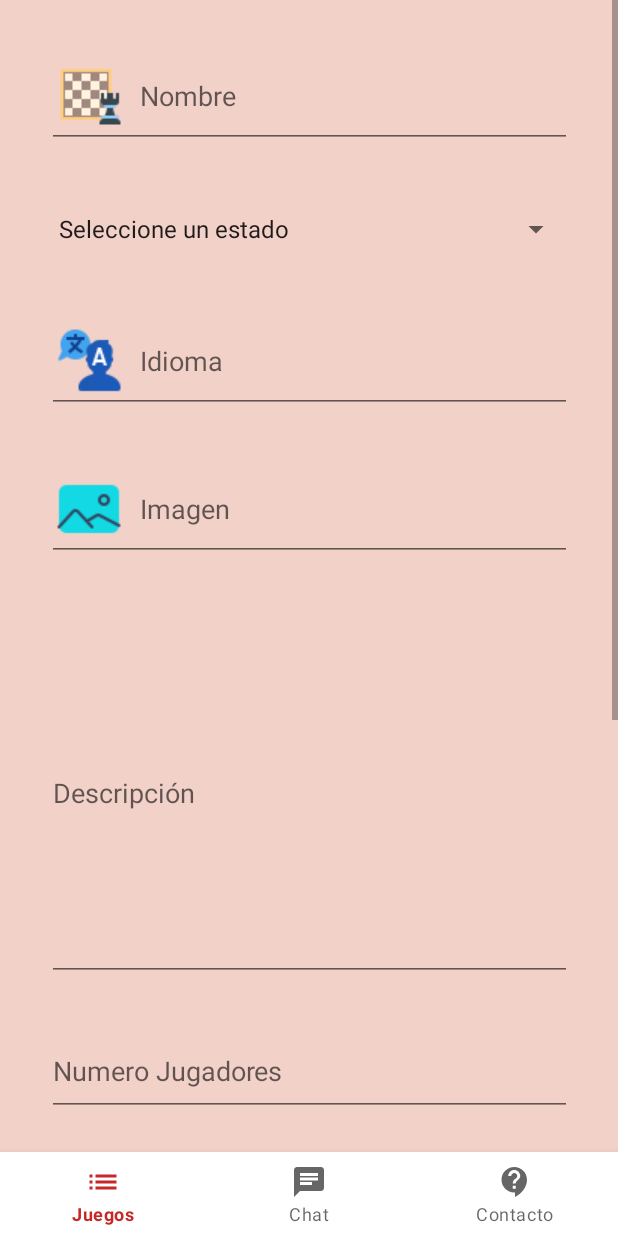
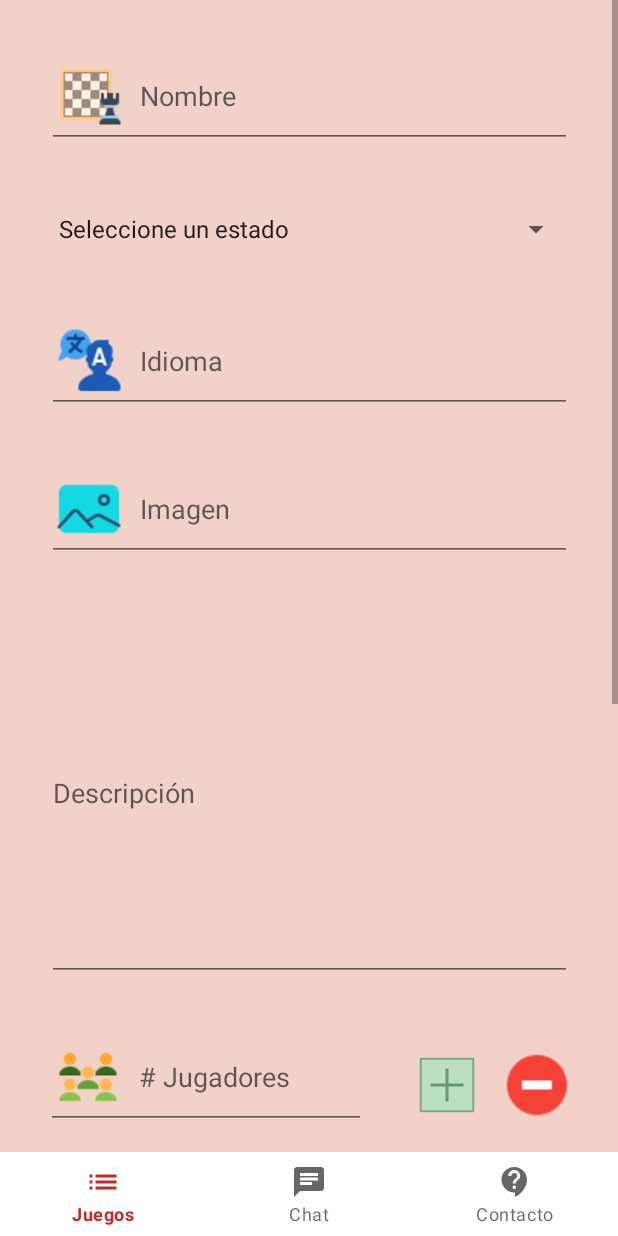
Before and after one commit to AndreM22/Ludoteca, an Android app: the AddGameFragment screen opened through its navigation route, on a phone screen of 412 x 824 dp. Run offline under Robolectric (Android 15) with nearby library versions, the phone set to English and light mode, and no system bars; our stand-ins replace Firebase (no records; nobody signed in at launch, a user with empty details on screens opened directly); libraries missing offline, so code that uses them is left out: org.koin.android.

Commit message:
AddGameFragent modifications

```diff
--- a/app/src/main/AndroidManifest.xml
+++ b/app/src/main/AndroidManifest.xml
@@ -16,7 +16,8 @@
         android:usesCleartextTraffic="true">
 
         <activity
-            android:name=".MainActivity">
+            android:name=".MainActivity"
+            android:windowSoftInputMode="adjustPan|adjustResize">
 
         </activity>
 
--- a/app/src/main/res/layout/fragment_add_game.xml
+++ b/app/src/main/res/layout/fragment_add_game.xml
@@ -23,7 +23,6 @@
             android:drawableStart="@drawable/ic_game_name"
             android:drawablePadding="10dp"
             android:inputType="textPersonName"
-            android:minHeight="48dp"
             app:layout_constraintEnd_toEndOf="parent"
             app:layout_constraintStart_toStartOf="parent"
             app:layout_constraintTop_toTopOf="parent" />
@@ -50,7 +49,6 @@
             android:ems="10"
             android:hint="Idioma"
             android:inputType="text"
-            android:minHeight="48dp"
             app:layout_constraintEnd_toEndOf="parent"
             app:layout_constraintStart_toStartOf="parent"
             app:layout_constraintTop_toBottomOf="@id/spinnerState" />
@@ -70,14 +68,16 @@
 
         <EditText
             android:id="@+id/edtxPlayersInput"
-            android:layout_width="350dp"
+            android:layout_width="wrap_content"
             android:layout_height="wrap_content"
             android:layout_marginTop="30dp"
             android:ems="10"
-            android:hint="Numero Jugadores"
+            android:hint="# Jugadores"
+            android:drawableStart="@drawable/ic_number_players"
+            android:drawablePadding="10dp"
             android:inputType="number"
-            android:minHeight="60dp"
-            app:layout_constraintEnd_toEndOf="parent"
+            android:minHeight="48dp"
+            app:layout_constraintEnd_toStartOf="@+id/btIncreasePlayers"
             app:layout_constraintStart_toStartOf="parent"
             app:layout_constraintTop_toBottomOf="@id/edtxDescriptionGame" />
 
@@ -87,10 +87,10 @@
             android:layout_height="wrap_content"
             android:layout_marginTop="28dp"
             android:ems="10"
+            android:gravity="center"
+            android:textAlignment="center"
             android:hint="Fecha de fabricación"
             android:minHeight="60dp"
-            android:textAlignment="center"
-            android:gravity="center"
             android:textSize="18sp"
             app:layout_constraintEnd_toEndOf="parent"
             app:layout_constraintStart_toEndOf="@+id/btDate"
@@ -98,27 +98,29 @@
 
         <EditText
             android:id="@+id/edtxPriceInput"
-            android:layout_width="wrap_content"
+            android:layout_width="300dp"
             android:layout_height="wrap_content"
-            android:layout_marginStart="105dp"
             android:layout_marginTop="30dp"
             android:ems="10"
+            android:drawableStart="@drawable/ic_money"
+            android:drawablePadding="10dp"
             android:hint="Precio"
             android:inputType="numberDecimal"
             android:minHeight="48dp"
+            app:layout_constraintEnd_toStartOf="@+id/bolivianosInfo"
             app:layout_constraintStart_toStartOf="parent"
             app:layout_constraintTop_toBottomOf="@id/edtxTimeInput" />
 
         <EditText
             android:id="@+id/edtxLocationInput"
-            android:layout_width="wrap_content"
+            android:layout_width="350dp"
             android:layout_height="wrap_content"
-            android:layout_marginStart="105dp"
             android:layout_marginTop="30dp"
             android:ems="10"
             android:hint="Ubiacion"
             android:inputType="text"
             android:minHeight="48dp"
+            app:layout_constraintEnd_toEndOf="parent"
             app:layout_constraintStart_toStartOf="parent"
             app:layout_constraintTop_toBottomOf="@id/edtxPriceInput" />
 
@@ -132,7 +134,6 @@
             android:drawableStart="@drawable/ic_image_game"
             android:drawablePadding="10dp"
             android:inputType="text"
-            android:minHeight="48dp"
             app:layout_constraintEnd_toEndOf="parent"
             app:layout_constraintStart_toStartOf="parent"
             app:layout_constraintTop_toBottomOf="@id/edtxLanguageInput" />
@@ -182,6 +183,45 @@
         </com.andremachicao.ludoteca.utils.CustomDatePicker>
 
 
+        <ImageButton
+            android:id="@+id/btDecreasePlayers"
+            android:layout_width="48dp"
+            android:layout_height="48dp"
+            android:layout_marginTop="45dp"
+            android:layout_marginEnd="30dp"
+            android:background="@color/light_red"
+            app:layout_constraintEnd_toEndOf="parent"
+            app:layout_constraintTop_toBottomOf="@+id/edtxDescriptionGame"
+            app:srcCompat="@drawable/ic_decrease_players"
+            tools:ignore="SpeakableTextPresentCheck" />
+
+        <ImageButton
+            android:id="@+id/btIncreasePlayers"
+            android:layout_width="48dp"
+            android:layout_height="48dp"
+            android:layout_marginTop="45dp"
+            android:layout_marginEnd="12dp"
+            android:background="@color/light_red"
+            app:layout_constraintEnd_toStartOf="@+id/btDecreasePlayers"
+            app:layout_constraintTop_toBottomOf="@+id/edtxDescriptionGame"
+            app:srcCompat="@drawable/ic_increase_players"
+            tools:ignore="SpeakableTextPresentCheck" />
+
+        <TextView
+            android:id="@+id/bolivianosInfo"
+            android:layout_width="wrap_content"
+            android:layout_height="wrap_content"
+            android:layout_marginTop="40dp"
+            android:layout_marginEnd="30dp"
+            android:gravity="center"
+            android:minHeight="60dp"
+            android:text="Bs."
+            android:textAlignment="center"
+            android:textSize="18sp"
+            app:layout_constraintEnd_toEndOf="parent"
+            app:layout_constraintTop_toBottomOf="@+id/edtxTimeInput" />
+
+
     </androidx.constraintlayout.widget.ConstraintLayout>
 
 
```
Also changed, not shown: app/src/main/java/com/andremachicao/ludoteca/game/AddGameFragment.kt (+35 -7 lines), app/src/main/res/layout/fragment_games.xml (+10 -17 lines), app/src/main/res/drawable/ic_decrease_players.png (added), app/src/main/res/drawable/ic_increase_players.png (added), app/src/main/res/drawable/ic_money.png (added), app/src/main/res/drawable/ic_number_players.png (added).
